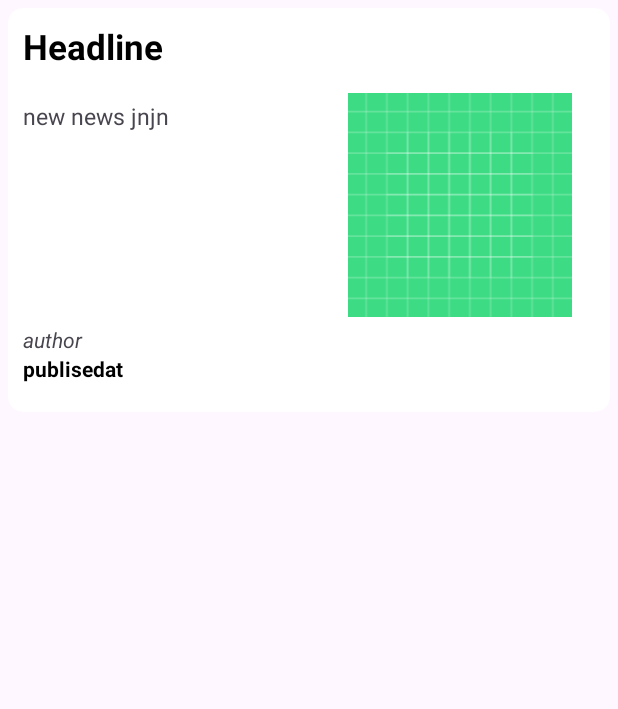
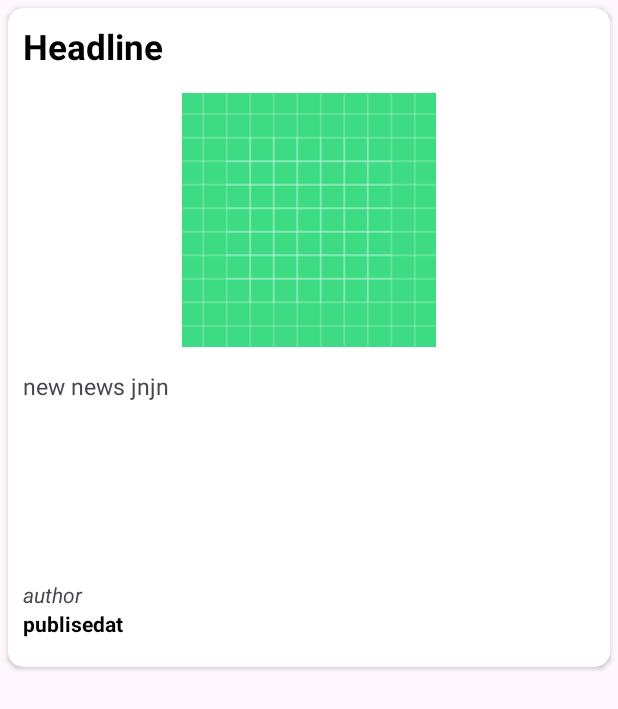
Before and after one commit to 13preetiverma/News-Fetching-Android-Application, an Android app: the layout front_layout.xml on its own in the app's theme, with its tools: preview values and no code run, on a phone screen of 412 x 824 dp. Shown: the top 709 px of the screen. Run offline under Robolectric (Android 15) with nearby library versions, the phone set to English and light mode, and no system bars.

Commit message:
enlarging news cards

```diff
--- a/app/src/main/java/com/example/newsapp/Enternainfragment.java
+++ b/app/src/main/java/com/example/newsapp/Enternainfragment.java
@@ -24,7 +24,7 @@ public class Enternainfragment extends Fragment {
     ArrayList<articleModal> mylist=new ArrayList<>();;
     MainAdapter adapter;
 
-    private String country="us";
+    private String country="in";
     private String category = "Entertainment";
     @Nullable
     @Override
--- a/app/src/main/java/com/example/newsapp/Healthfragment.java
+++ b/app/src/main/java/com/example/newsapp/Healthfragment.java
@@ -24,7 +24,7 @@ public class Healthfragment extends Fragment {
     ArrayList<articleModal> mylist=new ArrayList<>();;
     MainAdapter adapter;
 
-    private String country="us";
+    private String country="in";
     private String category = "health";
 
     @Nullable
--- a/app/src/main/java/com/example/newsapp/Sportfragment.java
+++ b/app/src/main/java/com/example/newsapp/Sportfragment.java
@@ -24,7 +24,7 @@ public class Sportfragment extends Fragment {
     ArrayList<articleModal> mylist = new ArrayList<>();;
     MainAdapter adapter;
 
-    private String country="us";
+    private String country="in";
     private String category = "Sports";
 
     @Nullable
--- a/app/src/main/java/com/example/newsapp/Techfragment.java
+++ b/app/src/main/java/com/example/newsapp/Techfragment.java
@@ -24,7 +24,7 @@ public class Techfragment extends Fragment {
     ArrayList<articleModal> mylist=new ArrayList<>();;
     MainAdapter adapter;
 
-    private String country="us";
+    private String country="in";
     private String category = "Technology";
 
     @Nullable
--- a/app/src/main/res/layout/front_layout.xml
+++ b/app/src/main/res/layout/front_layout.xml
@@ -1,7 +1,7 @@
 <?xml version="1.0" encoding="utf-8"?>
 <LinearLayout xmlns:android="http://schemas.android.com/apk/res/android"
     android:layout_width="match_parent"
-    android:layout_height="280dp"
+    android:layout_height="450dp"
     xmlns:app="http://schemas.android.com/apk/res-auto"
     android:orientation="vertical">
 
@@ -33,32 +33,34 @@
 
             <LinearLayout
                 android:layout_width="match_parent"
-                android:layout_height="160dp"
-                android:orientation="horizontal"
-                android:weightSum="2">
+                android:layout_height="wrap_content"
+                android:orientation="vertical"
+                >
+
+                <ImageView
+                    android:id="@+id/image"
+                    android:layout_width="match_parent"
+                    android:layout_height="180dp"
+                    android:padding="5dp"
+                    android:src="@drawable/ic_launcher_background"/>
 
                 <TextView
                     android:id="@+id/description"
                     android:layout_width="match_parent"
-                    android:layout_height="match_parent"
-                    android:layout_weight="1"
+                    android:layout_height="150dp"
                     android:padding="10dp"
                     android:ellipsize="end"
-                    android:maxLines="7"
+                    android:maxLines="13"
                     android:textSize="15sp"
                     android:text="new news jnjn"/>
 
-                <ImageView
-                    android:id="@+id/image"
-                    android:layout_width="match_parent"
-                    android:layout_height="match_parent"
-                    android:layout_weight="1"
-                    android:padding="5dp"
-                    android:src="@drawable/ic_launcher_background"/>
-
-
 
             </LinearLayout>
+
+            <LinearLayout
+                android:layout_width="match_parent"
+                android:layout_height="wrap_content"
+                android:orientation="vertical">
 
                 <TextView
                     android:id="@+id/aurthor"
@@ -75,9 +77,14 @@
                     android:layout_height="wrap_content"
                     android:text="publisedat"
                     android:layout_marginTop="0dp"
+                    android:layout_marginBottom="20dp"
                     android:textColor="@color/black"
                     android:layout_marginLeft="10dp"
                     android:textStyle="bold"/>
+
+            </LinearLayout>
+
+
 
 
         </LinearLayout>
```
Lines whose indentation alone changed are shown as unchanged.
